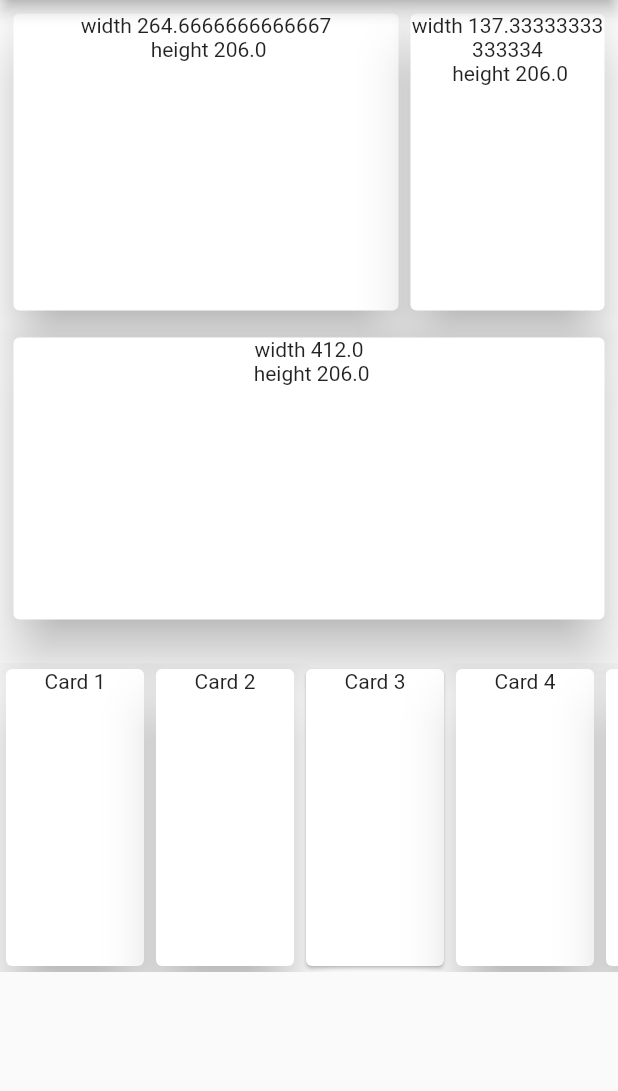
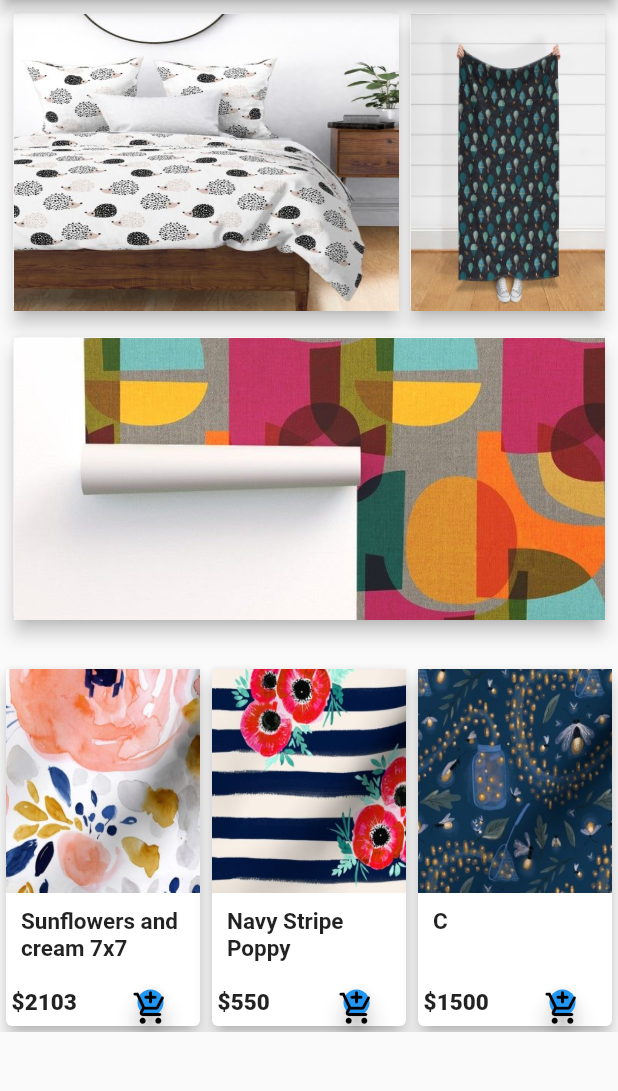
Before and after one commit to nahidmk/designers_hub_mobile_app, a Flutter app: the screen it shows after launch, on a phone screen of 412 x 824 dp, the part 84-1175 px from its top. Run offline on Flutter 3.47's test engine with Material 2 defaults, Android fonts, the phone set to English and light mode, and no system bars.

Commit message:
fix card layout and set image

```diff
--- /dev/null
+++ b/lib/Http_call/FetchData.dart
@@ -0,0 +1 @@
+import 'package:http/http.dart' as http;
--- a/lib/main.dart
+++ b/lib/main.dart
@@ -1,4 +1,4 @@
-import 'widget/HomePage/Homepage.dart';
+import 'widget/Screen/HomeScreen.dart';
 import 'package:flutter/material.dart';
 
 void main(){
@@ -14,7 +14,7 @@ class MyApp extends StatelessWidget {
       theme: ThemeData(
         primarySwatch: Colors.blue
       ),
-      home: Homepage(),
+      home: HomeScreen(),
     );
   }
 }
--- a/lib/widget/DesignList.dart
+++ /dev/null
@@ -1,66 +0,0 @@
-import 'package:flutter/material.dart';
-
-class DesignList extends StatelessWidget {
-
-  @override
-  Widget build(BuildContext context) {
-    return Container(
-      margin: EdgeInsets.symmetric(vertical: 20.0),
-      height: (MediaQuery.of(context).size.height)/4,
-      child: ListView(
-        scrollDirection: Axis.horizontal,
-        children: <Widget>[
-          Container(
-            width: 100.0,
-            child: Card(
-              elevation: 15.0,
-              child: Text(
-                  'Card 1',
-                textAlign: TextAlign.center,
-              ),
-            ),
-          ),
-          Container(
-            width: 100.0,
-            child: Card(
-              elevation: 15.0,
-              child: Text(
-                  'Card 2',
-                textAlign: TextAlign.center,
-              ),
-            ),
-          ),
-          Container(
-            width: 100.0,
-            child: Card(
-              child: Text(
-                  'Card 3',
-                textAlign: TextAlign.center,
-              ),
-            ),
-          ),
-          Container(
-            width: 100.0,
-            child: Card(
-              elevation: 15.0,
-              child: Text(
-                  'Card 4',
-                textAlign: TextAlign.center,
-              ),
-            ),
-          ),
-          Container(
-            width: 100.0,
-            child: Card(
-              elevation: 15.0,
-              child: Text(
-                  'Card 5',
-                textAlign: TextAlign.center,
-              ),
-            ),
-          ),
-        ],
-      ),
-    );
-  }
-}
--- /dev/null
+++ b/lib/widget/DesignList/DesignCardList.dart
@@ -0,0 +1,28 @@
+import 'package:designers_hub_modile_app/widget/DesignList/SingleDesignCard.dart';
+import 'package:flutter/material.dart';
+
+class DesignList extends StatelessWidget {
+
+
+
+  @override
+  Widget build(BuildContext context) {
+    double screenHeight = ((MediaQuery.of(context).size.height)/4)+40;
+    double screenWidth = (MediaQuery.of(context).size.width)/3;
+    return Container(
+      margin: EdgeInsets.symmetric(vertical: 20.0),
+      height: screenHeight,
+      child: ListView(
+        scrollDirection: Axis.horizontal,
+        children: <Widget>[
+          SingleDesignCard(2103, "Sunflowers and cream 7x7", screenWidth, screenHeight, "assets/images/1.jpg"),
+          SingleDesignCard(550, "Navy Stripe Poppy", screenWidth, screenHeight, "assets/images/2.jpg"),
+          SingleDesignCard(1500, "C", screenWidth, screenHeight, "assets/images/3.jpg"),
+          SingleDesignCard(1800, "Forest Animal Hot Air ftghdf ghggdhjhdgy 6jy5u5k gj6 iu k Balloon Forest Animal Hot Air ftghdfghggdhjhdgy 6jy5u5k gj6 iu k Balloon Forest Animal Hot Air ftghdfghggdhjhdgy 6jy5u5k gj6 iu k Balloon", screenWidth, screenHeight, "assets/images/4.jpg"),
+          SingleDesignCard(2180, "Stained Glass Rose Windows", screenWidth, screenHeight, "assets/images/5.png"),
+
+        ],
+      ),
+    );
+  }
+}
--- /dev/null
+++ b/lib/widget/DesignList/SingleDesignCard.dart
@@ -0,0 +1,74 @@
+import 'package:flutter/material.dart';
+
+class SingleDesignCard extends StatelessWidget {
+
+  final int price;
+  final String name;
+  final double cardWidth;
+  final double cardHeight;
+  final String imgUrl;
+
+  SingleDesignCard(this.price, this.name,this.cardWidth,this.cardHeight,this.imgUrl);
+
+  @override
+  Widget build(BuildContext context) {
+    return Container(
+      width: cardWidth,
+      child: Card(
+        elevation: 5.0,
+        child: Column(
+            mainAxisAlignment: MainAxisAlignment.start,
+          crossAxisAlignment: CrossAxisAlignment.start,
+          children: [
+            Container(
+              width: cardWidth,
+              height: (cardHeight/3)*2-15,
+              child: Image.asset(imgUrl,fit: BoxFit.fill,),
+
+            ),
+            Container(
+              padding: EdgeInsets.all(10),
+              width: cardWidth,
+              height: (((cardHeight/3)/3)*2)+5,
+              child: Text(
+                '$name',
+                style: TextStyle(
+                  fontSize: 15.0,
+                  fontWeight:FontWeight.w600
+                ),
+              ),
+            ),
+            Container(
+              // margin: EdgeInsets.only(left: 5),
+              width: cardWidth,
+              height: ((cardHeight/3)/3),
+              child: Row(
+                mainAxisAlignment: MainAxisAlignment.spaceBetween,
+                children: [
+                    Text(
+                    ' \$$price',
+                      style: TextStyle(
+                        fontSize: 15.0,
+                        fontWeight:FontWeight.w900
+                      ),
+                    ),
+                  Container(
+                    padding: EdgeInsets.all(5),
+                    child: FloatingActionButton(
+                        onPressed: (){},
+                      child: Icon(
+                        Icons.add_shopping_cart_rounded,
+                        color: Colors.black,
+                        size: 25,
+                      ),
+                    ),
+                  )
+                ],
+                ),
+              ),
+          ],
+        )
+      ),
+    );
+  }
+}
--- a/lib/widget/HotDesign/MiddleHotDesign.dart
+++ b/lib/widget/HotDesignGrid/MiddleHotDesign.dart
@@ -1,3 +1,5 @@
+import 'dart:ui';
+
 import 'package:flutter/material.dart';
 
 class MiddleHotDesign extends StatelessWidget {
@@ -12,11 +14,11 @@ class MiddleHotDesign extends StatelessWidget {
       height: screenHeight,
 
       child: Card(
-        elevation: 15.0,
-        child: Text(
-          'width $screenWidth \n height $screenHeight',
-          textAlign: TextAlign.center,
-        ),
+        elevation: 5.0,
+        child: Image.asset(
+                  'assets/images/middle.jpg',
+                   fit: BoxFit.cover,
+              ),
       ),
     );
   }
--- a/lib/widget/HotDesign/TopHotDesign.dart
+++ b/lib/widget/HotDesignGrid/TopHotDesign.dart
@@ -19,22 +19,16 @@ class TopHotDesign extends StatelessWidget {
             height: screenHeight,
             width: (screenWidth*2)-10,
             child: Card(
-              elevation: 15.0,
-              child: Text(
-                  'width ${screenWidth*2-10} \n height $screenHeight',
-                textAlign: TextAlign.center,
-              ),
+              elevation: 5.0,
+              child: Image.asset("assets/images/top_left.jpg",fit: BoxFit.fill,)
             ),
           ),
           Container(
             height: screenHeight,
             width: screenWidth,
             child: Card(
-              elevation: 15.0,
-              child: Text(
-                'width $screenWidth \n height $screenHeight',
-                textAlign: TextAlign.center,
-              ),
+              elevation: 5.0,
+              child: Image.asset("assets/images/top_right.jpg",fit: BoxFit.fill,)
             ),
           )
         ],
--- a/lib/widget/HomePage/Homepage.dart
+++ b/lib/widget/Screen/HomeScreen.dart
@@ -1,12 +1,12 @@
 
-import '../HotDesign/MiddleHotDesign.dart';
+import '../HotDesignGrid/MiddleHotDesign.dart';
 import '../Drawer/SideDrawer.dart';
 
-import '../DesignList.dart';
-import '../HotDesign/TopHotDesign.dart';
+import '../DesignList/DesignCardList.dart';
+import '../HotDesignGrid/TopHotDesign.dart';
 import 'package:flutter/material.dart';
 
-class Homepage extends StatelessWidget {
+class HomeScreen extends StatelessWidget {
 
 
 
--- a/lib/widget/SingleDesignCard.dart
+++ /dev/null
@@ -1 +0,0 @@
-import 'package:flutter/material.dart';
```
Also changed, not shown: pubspec.yaml (+3 -9 lines), assets/images/1.jpg (added), assets/images/2.jpg (added), assets/images/3.jpg (added), assets/images/4.jpg (added), assets/images/5.png (added), assets/images/middle.jpg (added), assets/images/top_left.jpg (added), assets/images/top_right.jpg (added), pubspec.lock, 1 other file.
